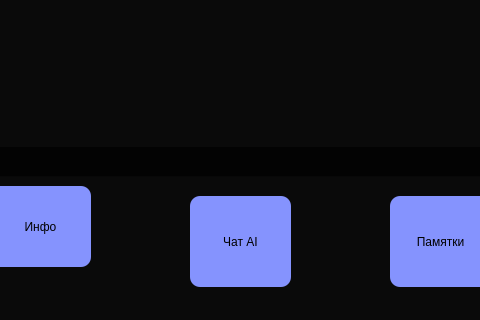
Above: gui/info.ui from Anarchowitz/SHelper before the change; both pictures show x 200 to 680 and y 394 to 714 of the 1074 by 714 pixel window. Below: the same form after it.
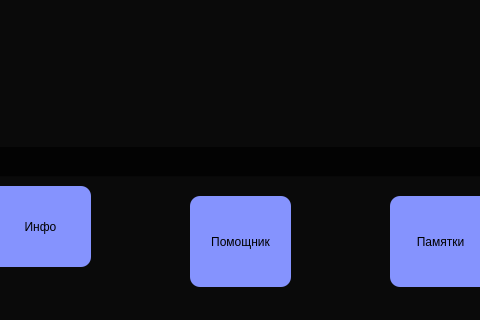
That is the form after the change. Icons and pictures are not drawn.

What changed in the file:
```diff
--- a/gui/info.ui
+++ b/gui/info.ui
@@ -106,7 +106,7 @@
 }</string>
      </property>
      <property name="text">
-      <string>Чат AI</string>
+      <string>Помощник</string>
      </property>
     </widget>
     <widget class="QPushButton" name="memoButton">
```
